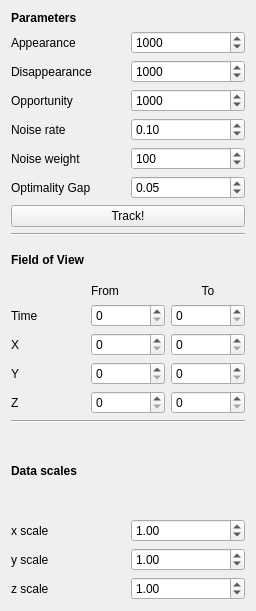
Before: the Qt Designer form ilastik/applets/tracking/drawer.ui in ilastik/ilastik, drawn with Qt 5.
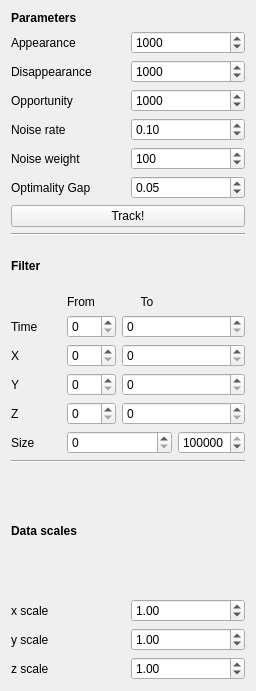
After: the same form once the commit is applied.

Commit message: tracking: field of view filter

Diff of the .ui file:
```diff
--- a/ilastik/applets/tracking/drawer.ui
+++ b/ilastik/applets/tracking/drawer.ui
@@ -7,7 +7,7 @@
     <x>0</x>
     <y>0</y>
     <width>256</width>
-    <height>611</height>
+    <height>691</height>
    </rect>
   </property>
   <property name="sizePolicy">
@@ -192,12 +192,19 @@
         </font>
        </property>
        <property name="text">
-        <string>Field of View</string>
+        <string>Filter</string>
        </property>
       </widget>
      </item>
      <item>
       <layout class="QGridLayout" name="gridLayout_3">
+       <item row="0" column="1">
+        <widget class="QLabel" name="label_13">
+         <property name="text">
+          <string>From</string>
+         </property>
+        </widget>
+       </item>
        <item row="0" column="2">
         <widget class="QLabel" name="label_14">
          <property name="text">
@@ -215,19 +222,12 @@
          </property>
         </widget>
        </item>
-       <item row="4" column="1">
-        <widget class="QSpinBox" name="from_z"/>
+       <item row="1" column="1">
+        <widget class="QSpinBox" name="from_time"/>
        </item>
-       <item row="1" column="2">
+       <item row="1" column="2" colspan="2">
         <widget class="QSpinBox" name="to_time"/>
        </item>
-       <item row="0" column="1">
-        <widget class="QLabel" name="label_13">
-         <property name="text">
-          <string>From</string>
-         </property>
-        </widget>
-       </item>
        <item row="2" column="0">
         <widget class="QLabel" name="label_16">
          <property name="text">
@@ -235,16 +235,23 @@
          </property>
         </widget>
        </item>
-       <item row="4" column="2">
-        <widget class="QSpinBox" name="to_z"/>
-       </item>
        <item row="2" column="1">
         <widget class="QSpinBox" name="from_x"/>
        </item>
+       <item row="2" column="2" colspan="2">
+        <widget class="QSpinBox" name="to_x"/>
+       </item>
+       <item row="3" column="0">
+        <widget class="QLabel" name="label_17">
+         <property name="text">
+          <string>Y</string>
+         </property>
+        </widget>
+       </item>
        <item row="3" column="1">
         <widget class="QSpinBox" name="from_y"/>
        </item>
-       <item row="3" column="2">
+       <item row="3" column="2" colspan="2">
         <widget class="QSpinBox" name="to_y"/>
        </item>
        <item row="4" column="0">
@@ -254,19 +261,36 @@
          </property>
         </widget>
        </item>
-       <item row="2" column="2">
-        <widget class="QSpinBox" name="to_x"/>
+       <item row="4" column="1">
+        <widget class="QSpinBox" name="from_z"/>
        </item>
-       <item row="3" column="0">
-        <widget class="QLabel" name="label_17">
+       <item row="4" column="2" colspan="2">
+        <widget class="QSpinBox" name="to_z"/>
+       </item>
+       <item row="5" column="1" colspan="2">
+        <widget class="QSpinBox" name="from_size">
+         <property name="maximum">
+          <number>100000</number>
+         </property>
+        </widget>
+       </item>
+       <item row="5" column="3">
+        <widget class="QSpinBox" name="to_size">
+         <property name="maximum">
+          <number>100000</number>
+         </property>
+         <property name="value">
+          <number>100000</number>
+         </property>
+        </widget>
+       </item>
+       <item row="5" column="0">
+        <widget class="QLabel" name="label_19">
          <property name="text">
-          <string>Y</string>
+          <string>Size</string>
          </property>
         </widget>
        </item>
-       <item row="1" column="1">
-        <widget class="QSpinBox" name="from_time"/>
-       </item>
       </layout>
      </item>
     </layout>
```
The commit also changes 2 other files.
